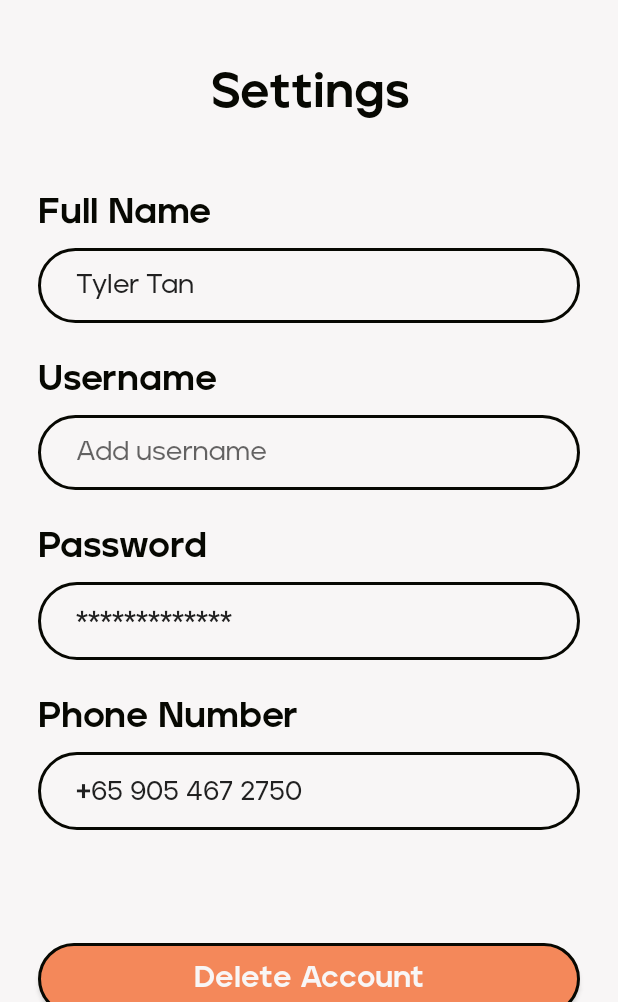
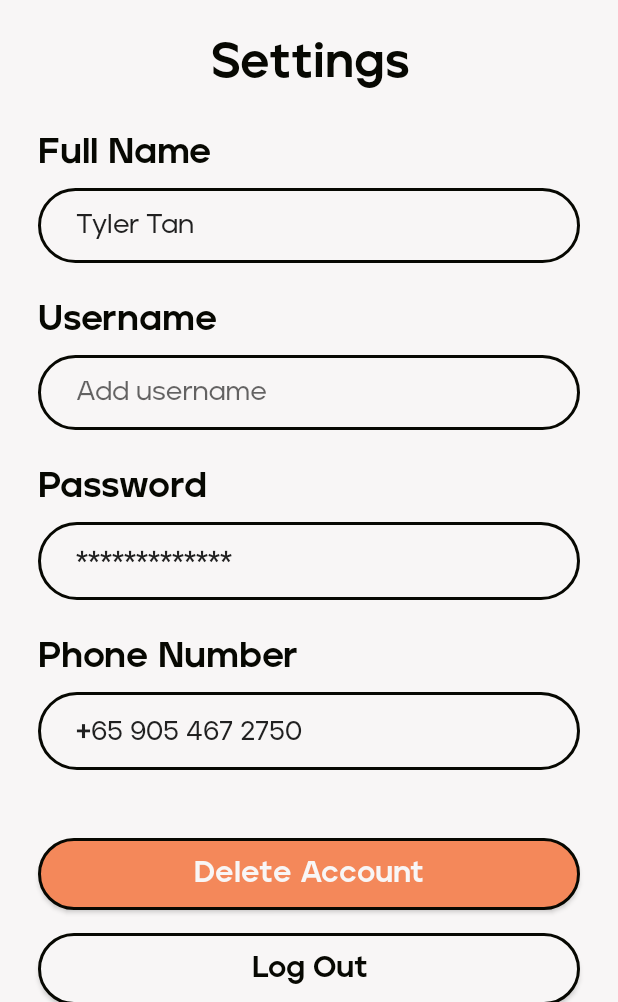
Before and after one commit to LanzL20/MOBDEVE_Tara_Na_Application, an Android app built with Jetpack Compose: the ProfileSettingActivity screen opened directly, with no data from a screen before it, on a phone screen of 412 x 824 dp, the part 234-1236 px from its top. Run offline under Robolectric (Android 15) with nearby library versions, the phone set to English and light mode, and no system bars.

Commit message:
fixed settings going out of boands

```diff
--- a/app/src/main/res/layout/activity_profile_settings.xml
+++ b/app/src/main/res/layout/activity_profile_settings.xml
@@ -67,7 +67,7 @@
         android:id="@+id/activity_profile_settings_ll"
         android:layout_width="match_parent"
         android:layout_height="wrap_content"
-        android:layout_marginTop="45dp"
+        android:layout_marginTop="25dp"
         android:orientation="vertical"
         app:layout_constraintTop_toBottomOf="@id/activity_profile_settings_logo"
         tools:layout_editor_absoluteX="0dp">
@@ -76,9 +76,9 @@
             android:id="@+id/activity_profile_settings_tv"
             android:layout_width="match_parent"
             android:layout_height="wrap_content"
-            android:layout_marginBottom="50dp"
             android:layout_marginLeft="25dp"
             android:layout_marginRight="25dp"
+            android:layout_marginBottom="30dp"
             android:fontFamily="@font/jeko_demo_extrabold"
             android:text="Settings"
             android:textAlignment="center"
@@ -227,7 +227,7 @@
             android:layout_height="wrap_content"
             android:layout_gravity="center"
             android:layout_marginLeft="25dp"
-            android:layout_marginTop="75dp"
+            android:layout_marginTop="45dp"
             android:layout_marginRight="25dp"
             android:background="@drawable/btn_round_orange_30"
             android:fontFamily="@font/jeko_demo_extrabold"
```
